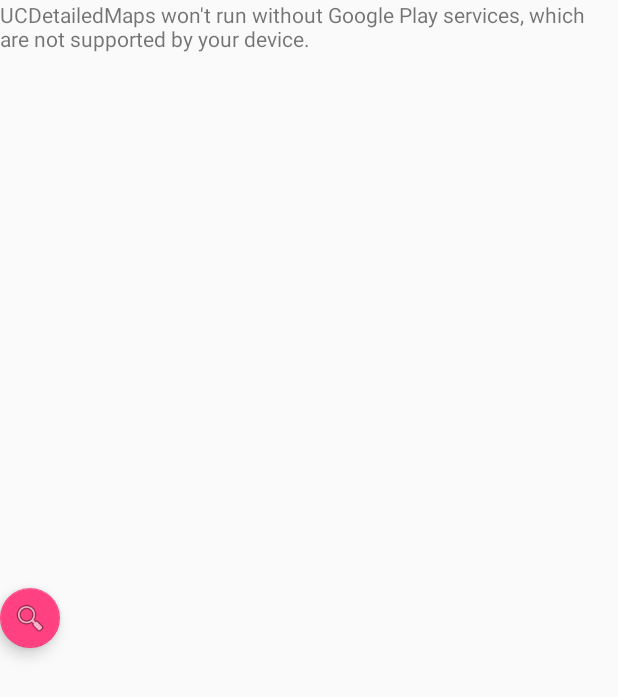
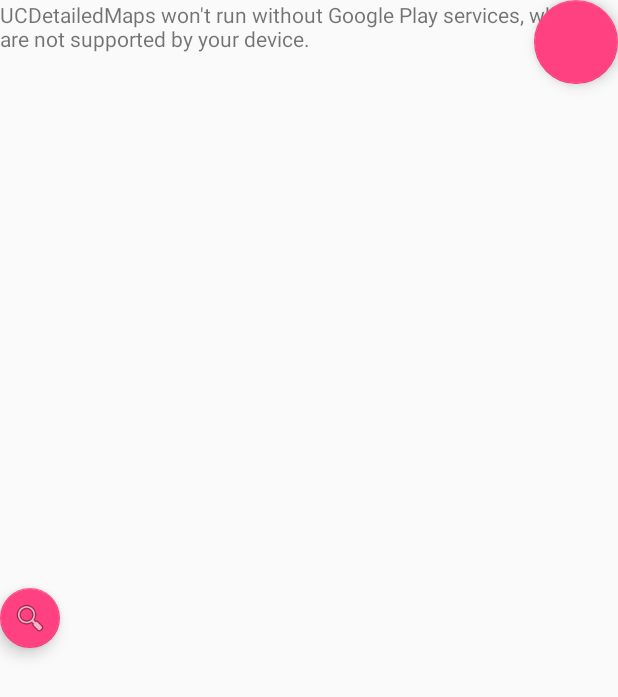
Before and after one commit to SoftwareEngineeringPractice2017/UCDetailedMaps, an Android app: the screen it shows after launch (MapsActivity), on a phone screen of 412 x 824 dp. Shown: the top 697 px of the screen. Run offline under Robolectric (Android 15) with nearby library versions, the phone set to English and light mode, and no system bars.

Commit message:
Sorry Warren! I forgot to do a start commit. I started about an hour ago, I swear! Also...working on adding the functionality to tap on the map and see the LatLng that is there quite accurately

```diff
--- a/app/src/main/java/com/example/olymbeastmk2/ucdetailedmaps/MapsActivity.java
+++ b/app/src/main/java/com/example/olymbeastmk2/ucdetailedmaps/MapsActivity.java
@@ -56,7 +56,6 @@
 
 public class MapsActivity extends FragmentActivity implements OnMapReadyCallback
 {
-
     //Map Stuff
     private GoogleMap mMap;
 
@@ -220,7 +219,6 @@
         mDrawerLayout = ( DrawerLayout ) findViewById( R.id.drawer_layout );
         mDrawerList = ( ListView ) findViewById( R.id.left_drawer );
 
-
         FloatingActionButton mFAB = ( FloatingActionButton ) findViewById( R.id.floatingActionButton );
         mFAB.setOnClickListener( new View.OnClickListener()
         {
@@ -230,6 +228,29 @@
                 mDrawerLayout.openDrawer( Gravity.START );
             }
         } );
+
+        // Find the second floating action button
+        FloatingActionButton debugFAB = ( FloatingActionButton ) findViewById( R.id.floatingActionButton );
+
+        // Set floating button to enable LatLng find mode
+        debugFAB.setOnClickListener( new View.OnClickListener()
+        {
+            @Override
+            public void onClick( View v )
+            {
+                // Have that when the button is clicked. We create a function that listens for taps
+                mMap.setOnMapClickListener( new GoogleMap.OnMapClickListener()
+                {
+                    @Override
+                    public void onMapClick( LatLng latLng )
+                    {
+
+                    }
+                } );
+            }
+        } );
+
+
 
         //Clear the drawer when it is opened.
         mDrawerLayout.addDrawerListener( new DrawerLayout.DrawerListener()
--- a/app/src/main/res/layout/activity_maps.xml
+++ b/app/src/main/res/layout/activity_maps.xml
@@ -17,6 +17,15 @@
             android:clickable="true"
             app:fabSize="mini"
             app:srcCompat="@android:drawable/ic_menu_search" />
+
+        <!-- Second floating action button for debugging purposes -->
+        <android.support.design.widget.FloatingActionButton
+            android:id="@+id/debugFAB"
+            android:layout_width="wrap_content"
+            android:layout_height="wrap_content"
+            android:layout_alignParentRight="true"
+            android:clickable="false"
+            />
 
         <fragment xmlns:android="http://schemas.android.com/apk/res/android"
             xmlns:map="http://schemas.android.com/apk/res-auto"
```
Also changed, not shown: app/src/main/java/com/example/olymbeastmk2/ucdetailedmaps/TempDbHelper.java (deleted, +0 -58 lines).
